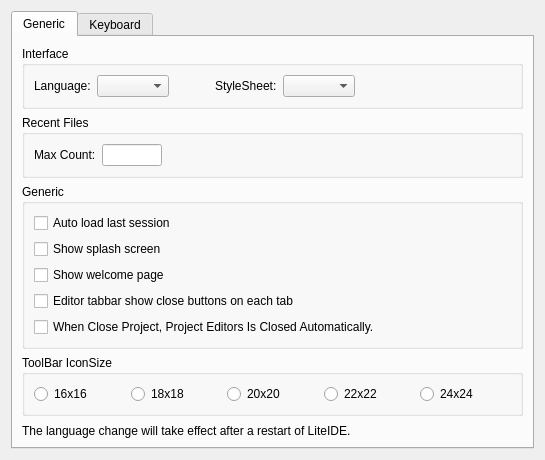
The window that liteidex/src/liteapp/liteappoption.ui (visualfc/liteide) describes before a commit, drawn with Qt 5.
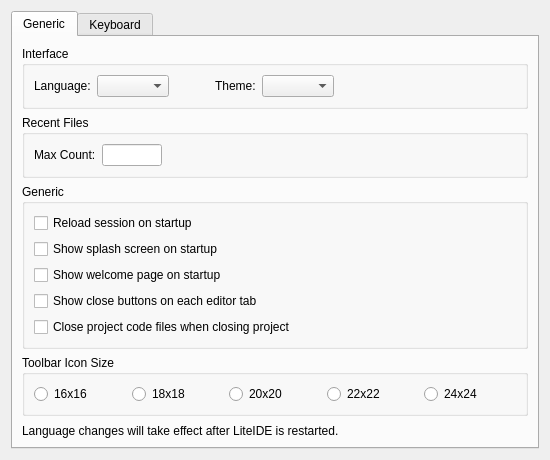
The same window after the commit.

Diff of the .ui file:
```diff
--- a/liteidex/src/liteapp/liteappoption.ui
+++ b/liteidex/src/liteapp/liteappoption.ui
@@ -59,7 +59,7 @@
           <item>
            <widget class="QLabel" name="label_4">
             <property name="text">
-             <string>StyleSheet:</string>
+             <string>Theme:</string>
             </property>
            </widget>
           </item>
@@ -144,35 +144,35 @@
           <item>
            <widget class="QCheckBox" name="autoLoadLastSessionCheckBox">
             <property name="text">
-             <string>Auto load last session</string>
+             <string>Reload session on startup</string>
             </property>
            </widget>
           </item>
           <item>
            <widget class="QCheckBox" name="splashVisibleCheckBox">
             <property name="text">
-             <string>Show splash screen</string>
+             <string>Show splash screen on startup</string>
             </property>
            </widget>
           </item>
           <item>
            <widget class="QCheckBox" name="welcomeVisibleCheckBox">
             <property name="text">
-             <string>Show welcome page</string>
+             <string>Show welcome page on startup</string>
             </property>
            </widget>
           </item>
           <item>
            <widget class="QCheckBox" name="editorTabsClosableCheckBox">
             <property name="text">
-             <string>Editor tabbar show close buttons on each tab</string>
+             <string>Show close buttons on each editor tab</string>
             </property>
            </widget>
           </item>
           <item>
            <widget class="QCheckBox" name="autoCloseProjecEditorsCheckBox">
             <property name="text">
-             <string>When Close Project, Project Editors Is Closed Automatically.</string>
+             <string>Close project code files when closing project</string>
             </property>
            </widget>
           </item>
@@ -182,7 +182,7 @@
        <item>
         <widget class="QGroupBox" name="groupBox_5">
          <property name="title">
-          <string>ToolBar IconSize</string>
+          <string>Toolbar Icon Size</string>
          </property>
          <layout class="QHBoxLayout" name="horizontalLayout_4">
           <item>
@@ -254,7 +254,7 @@
        <item>
         <widget class="QLabel" name="label_2">
          <property name="text">
-          <string>The language change will take effect after a restart of LiteIDE.</string>
+          <string>Language changes will take effect after LiteIDE is restarted.</string>
          </property>
          <property name="scaledContents">
           <bool>false</bool>
@@ -292,7 +292,7 @@
          <item>
           <widget class="QCheckBox" name="standardCheckBox">
            <property name="text">
-            <string>Hide Standard</string>
+            <string>Hide standard commands</string>
            </property>
           </widget>
          </item>
```
